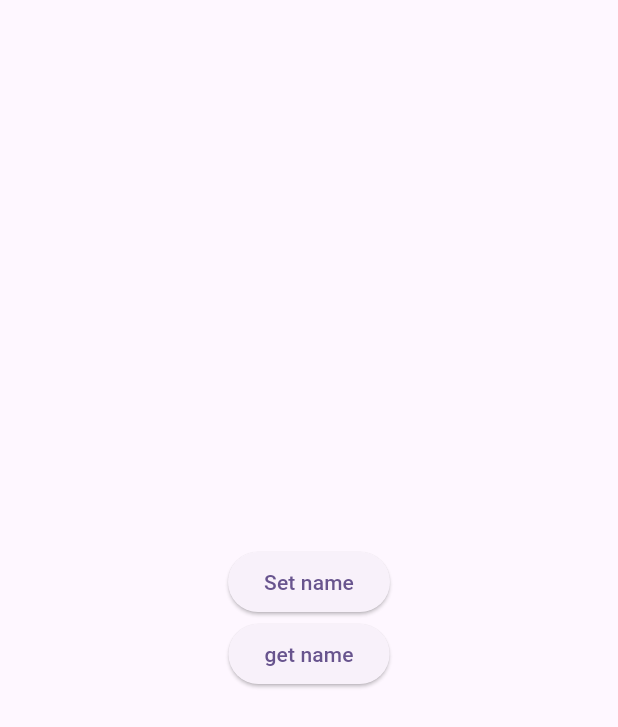
After one commit to habibagamal23/todo_amit_59, a Flutter app: the Testsherdpref screen opened directly, on a phone screen of 412 x 824 dp. The commit adds this screen. Shown: the top 727 px of the screen. Run offline on Flutter 3.47's test engine with Material 3 defaults, Android fonts, the phone set to English and light mode, and no system bars; our stand-ins replace shared_preferences, sqflite; accounts and stored records are empty.

Commit message:
add shared

```diff
--- /dev/null
+++ b/lib/core/sherdprf.dart
@@ -0,0 +1,34 @@
+import 'dart:async';
+
+import 'package:shared_preferences/shared_preferences.dart';
+
+class SharedPrfHelper {
+  static late SharedPreferences prefs;
+
+  static Future startShred() async {
+    prefs = await SharedPreferences.getInstance();
+  }
+
+  static const String KeyUserName = 'username';
+  static const String Keyislogin = 'islogin';
+
+  static Future setName(String name) async {
+    await prefs.setString(KeyUserName, name);
+  }
+
+  static Future<String?> getName() async {
+    return prefs.getString(KeyUserName);
+  }
+
+  static Future deletall() async {
+    return prefs.clear();
+  }
+
+  static Future setIslogin(bool islogin) async {
+    await prefs.setBool(Keyislogin, islogin);
+  }
+
+  static Future<bool?> getIsLogin() async {
+    return prefs.getBool(Keyislogin);
+  }
+}
--- /dev/null
+++ b/lib/testSherdpref.dart
@@ -0,0 +1,32 @@
+import 'package:flutter/material.dart';
+import 'package:sqfnotes/core/sherdprf.dart';
+
+class Testsherdpref extends StatelessWidget {
+  const Testsherdpref({super.key});
+
+  @override
+  Widget build(BuildContext context) {
+    return Scaffold(
+      body: Center(
+        child: Column(
+          mainAxisAlignment: MainAxisAlignment.center,
+          crossAxisAlignment: CrossAxisAlignment.center,
+          children: [
+            ElevatedButton(
+                onPressed: () async {
+                  await SharedPrfHelper.setName("Habiba");
+                  print("username set ");
+                },
+                child: Text("Set name")),
+            ElevatedButton(
+                onPressed: () async {
+                  String? name = await SharedPrfHelper.getName();
+                  print(name);
+                },
+                child: Text("get name")),
+          ],
+        ),
+      ),
+    );
+  }
+}
--- a/pubspec.yaml
+++ b/pubspec.yaml
@@ -36,6 +36,7 @@ dependencies:
   # Use with the CupertinoIcons class for iOS style icons.
   cupertino_icons: ^1.0.8
   sqflite: ^2.4.0
+  shared_preferences: ^2.3.2
 
 dev_dependencies:
   flutter_test:
```
Also changed, not shown: lib/features/home/ui/HomeScreen.dart (+31 -21 lines), lib/features/login/LoginScreen.dart (added, +39 -0 lines), lib/main.dart (+29 -3 lines), pubspec.lock.
